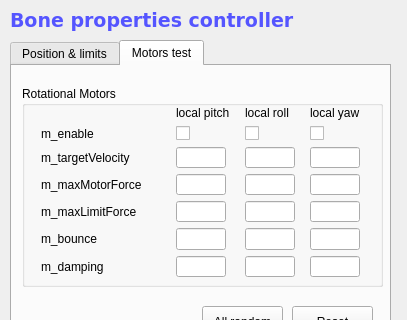
GeneCraft/GeneCraft-Project, file src/genelab/core/ui/widgets/entities/bonepropertiescontroller.ui: the form before one commit; both pictures show x 0 to 407 and y 0 to 320 of the 407 by 696 pixel window.
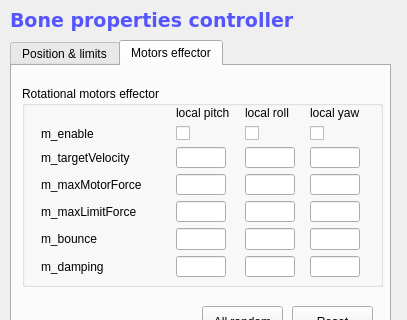
The form after the commit. The open tabs and pages were chosen to show the change. Icons and pictures are not drawn.

Commit message:
+ Ajout de la classe Modifier (...à renommer en Effector...)
+ Classe RotationalMotorModifier contenu dans les bones

~ Gestion des modifiers dans le moteurs des entitiés

What changed in the file:
```diff
--- a/src/genelab/core/ui/widgets/entities/bonepropertiescontroller.ui
+++ b/src/genelab/core/ui/widgets/entities/bonepropertiescontroller.ui
@@ -324,7 +324,7 @@
       <normaloff>:/img/icons/motor_test</normaloff>:/img/icons/motor_test</iconset>
     </attribute>
     <attribute name="title">
-     <string>Motors test</string>
+     <string>Motors effector</string>
     </attribute>
     <widget class="QGroupBox" name="gbAngularMotors">
      <property name="enabled">
@@ -339,7 +339,7 @@
       </rect>
      </property>
      <property name="title">
-      <string>Rotational Motors</string>
+      <string>Rotational motors effector</string>
      </property>
      <widget class="QWidget" name="gridLayoutWidget">
       <property name="geometry">
```
The commit also changes 11 other files.
